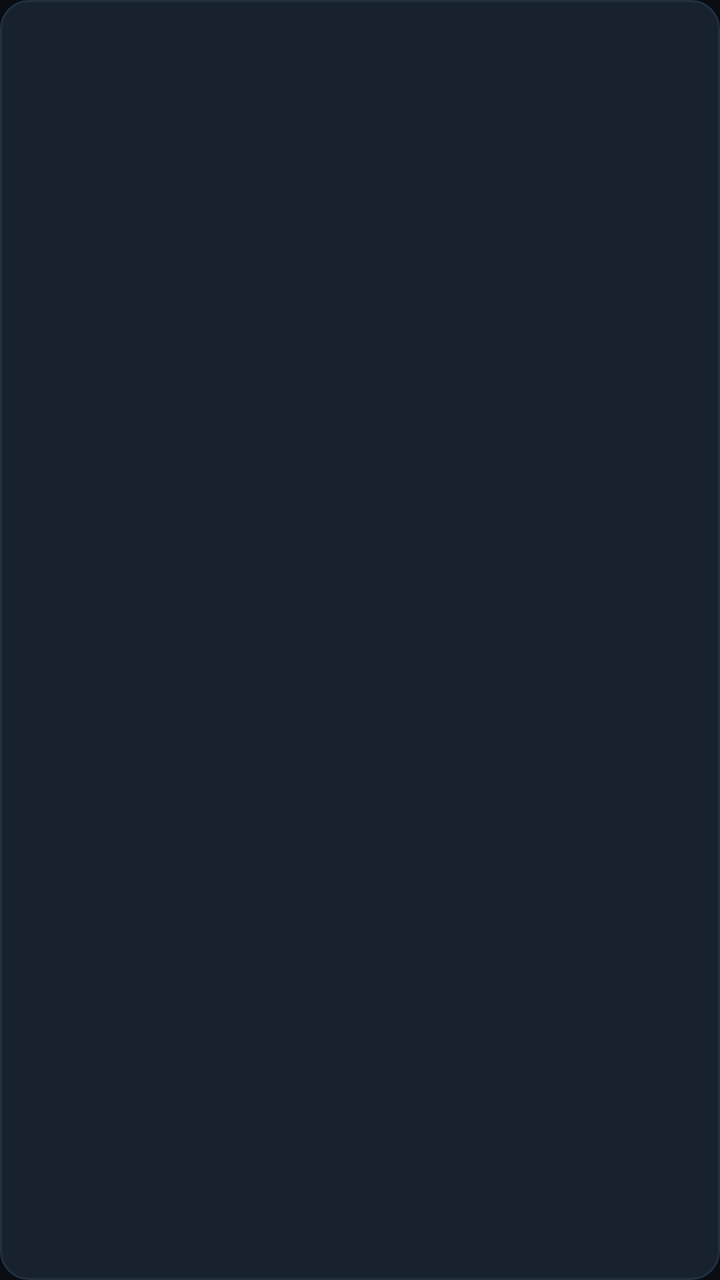
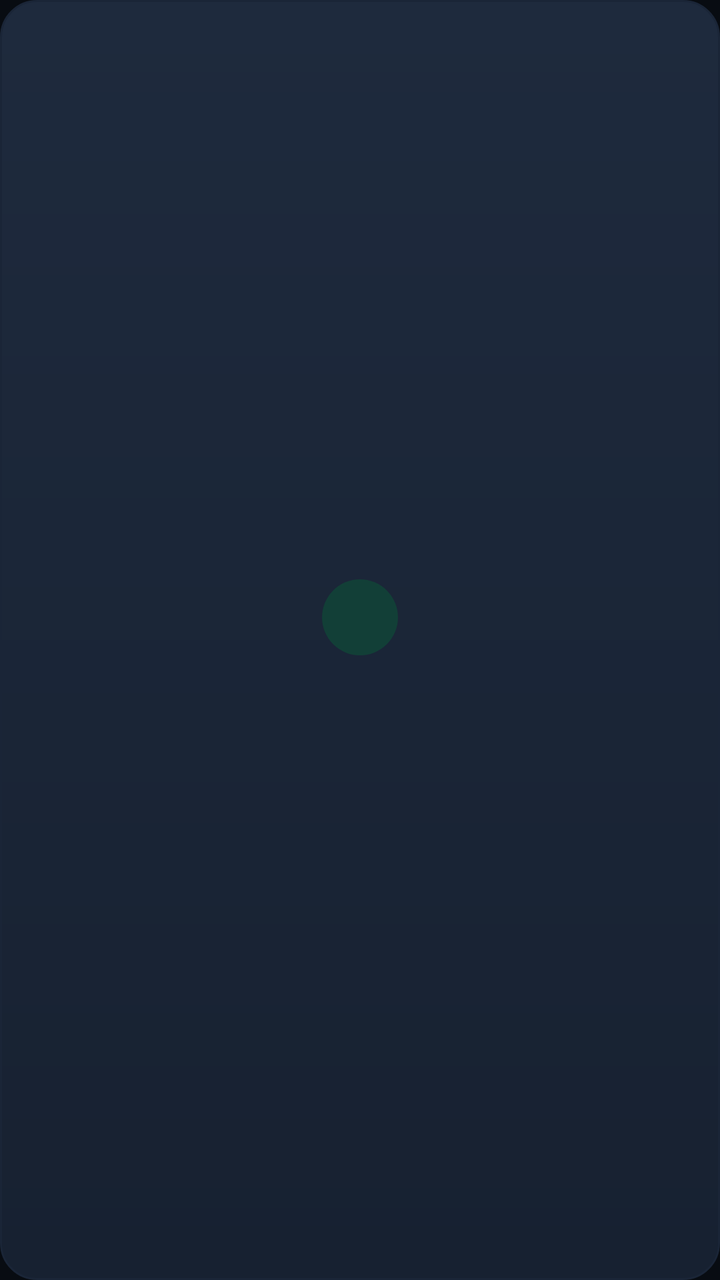

Before-and-after screenshots of an Android layout around one commit, followed by the original layout XML and the change that was made.
<!-- AndroidManifest.xml: application theme Theme.LanCmd -->
<!-- res/layout/view_action.xml -->
<?xml version="1.0" encoding="utf-8"?>
<LinearLayout xmlns:android="http://schemas.android.com/apk/res/android"
    android:layout_width="0dp"
    android:layout_height="wrap_content"
    android:layout_weight="1"
    android:layout_marginHorizontal="3dp"
    android:background="@drawable/action_bg"
    android:clickable="true"
    android:focusable="true"
    android:gravity="center"
    android:orientation="vertical"
    android:minHeight="78dp"
    android:paddingVertical="12dp">

    <ImageView
        android:id="@+id/ivIcon"
        android:layout_width="26dp"
        android:layout_height="26dp"
        android:contentDescription="@null"
        android:tint="@color/accent" />

    <TextView
        android:id="@+id/tvLabel"
        style="@style/Widget.LanCmd.ActionLabel"
        android:layout_width="match_parent"
        android:layout_height="wrap_content"
        android:layout_marginTop="5dp"
        android:gravity="center"
        android:textColor="@color/dim" />
</LinearLayout>
<!-- resources referenced by this layout -->
<resources>
  <color name="accent">#35D0A5</color>
  <color name="dim">#8CA0B3</color>
  <!-- drawable action_bg (drawable) -->
  <?xml version="1.0" encoding="utf-8"?>
  <ripple xmlns:android="http://schemas.android.com/apk/res/android"
      android:color="#253844">
      <item>
          <shape android:shape="rectangle">
              <solid android:color="@color/surface_variant" />
              <corners android:radius="14dp" />
              <stroke android:width="1dp" android:color="@color/outline" />
          </shape>
      </item>
  </ripple>
  <style name="Widget.LanCmd.ActionLabel" parent="">
          <item name="android:textSize">12sp</item>
          <item name="android:textColor">@color/dim</item>
          <item name="android:maxLines">1</item>
          <item name="android:ellipsize">end</item>
      </style>
  <style name="Theme.LanCmd" parent="Theme.Material3.Dark.NoActionBar">
          <item name="colorPrimary">@color/accent</item>
          <item name="colorOnPrimary">@color/on_accent</item>
          <item name="colorPrimaryContainer">@color/accent_dim</item>
          <item name="colorOnPrimaryContainer">@color/text</item>
          <item name="colorSecondary">@color/accent</item>
          <item name="colorOnSecondary">@color/on_accent</item>
          <item name="colorSurface">@color/surface</item>
          <item name="colorOnSurface">@color/text</item>
          <item name="colorSurfaceVariant">@color/surface_variant</item>
          <item name="colorOnSurfaceVariant">@color/dim</item>
          <item name="colorOutline">@color/outline</item>
          <item name="colorError">@color/danger</item>
          <item name="android:colorBackground">@color/bg</item>
          <item name="android:statusBarColor">@color/bg</item>
          <item name="android:navigationBarColor">@color/bg</item>
          <item name="android:windowLightStatusBar">false</item>
          <item name="android:textColorPrimary">@color/text</item>
          <item name="android:textColorSecondary">@color/dim</item>
      </style>
  <color name="surface_variant">#18222F</color>
  <color name="outline">#22303F</color>
  <color name="on_accent">#04221A</color>
  <color name="accent_dim">#1B5F4F</color>
  <color name="text">#E2EAF2</color>
  <color name="surface">#111823</color>
  <color name="danger">#EF6B68</color>
  <color name="bg">#0A0E13</color>
</resources>

<!-- the commit's change to res/layout/view_action.xml (unified diff, before → after) -->
@@ -9,14 +9,17 @@
     android:focusable="true"
     android:gravity="center"
     android:orientation="vertical"
-    android:minHeight="78dp"
-    android:paddingVertical="12dp">
+    android:minHeight="80dp"
+    android:paddingHorizontal="2dp"
+    android:paddingVertical="10dp">
 
     <ImageView
         android:id="@+id/ivIcon"
-        android:layout_width="26dp"
-        android:layout_height="26dp"
+        android:layout_width="38dp"
+        android:layout_height="38dp"
+        android:background="@drawable/action_icon_bg"
         android:contentDescription="@null"
+        android:padding="9dp"
         android:tint="@color/accent" />
 
     <TextView
@@ -24,7 +27,6 @@
         style="@style/Widget.LanCmd.ActionLabel"
         android:layout_width="match_parent"
         android:layout_height="wrap_content"
-        android:layout_marginTop="5dp"
-        android:gravity="center"
-        android:textColor="@color/dim" />
+        android:layout_marginTop="6dp"
+        android:gravity="center" />
 </LinearLayout>
<!-- resource entries referenced after the edit -->
@@ -1,37 +1,51 @@
 <!-- resources referenced by this layout -->
 <resources>
-  <color name="accent">#35D0A5</color>
-  <color name="dim">#8CA0B3</color>
+  <color name="accent">#3EE0B5</color>
+  <color name="dim">#8B9AB0</color>
   <!-- drawable action_bg (drawable) -->
   <?xml version="1.0" encoding="utf-8"?>
   <ripple xmlns:android="http://schemas.android.com/apk/res/android"
-      android:color="#253844">
+      android:color="@color/accent_glow">
       <item>
           <shape android:shape="rectangle">
-              <solid android:color="@color/surface_variant" />
-              <corners android:radius="14dp" />
-              <stroke android:width="1dp" android:color="@color/outline" />
+              <gradient android:angle="270"
+                  android:startColor="@color/surface_high"
+                  android:endColor="@color/surface_variant" />
+              <corners android:radius="18dp" />
+              <stroke android:width="1dp" android:color="@color/outline_soft" />
           </shape>
       </item>
   </ripple>
+  <!-- drawable action_icon_bg (drawable) -->
+  <?xml version="1.0" encoding="utf-8"?>
+  <shape xmlns:android="http://schemas.android.com/apk/res/android" android:shape="oval">
+      <solid android:color="@color/accent_dim" />
+  </shape>
   <style name="Widget.LanCmd.ActionLabel" parent="">
           <item name="android:textSize">12sp</item>
-          <item name="android:textColor">@color/dim</item>
+          <item name="android:textColor">@color/text</item>
           <item name="android:maxLines">1</item>
           <item name="android:ellipsize">end</item>
+          <item name="android:fontFamily">sans-serif-medium</item>
       </style>
   <style name="Theme.LanCmd" parent="Theme.Material3.Dark.NoActionBar">
           <item name="colorPrimary">@color/accent</item>
           <item name="colorOnPrimary">@color/on_accent</item>
           <item name="colorPrimaryContainer">@color/accent_dim</item>
           <item name="colorOnPrimaryContainer">@color/text</item>
-          <item name="colorSecondary">@color/accent</item>
-          <item name="colorOnSecondary">@color/on_accent</item>
+          <item name="colorSecondary">@color/accent_2</item>
+          <item name="colorOnSecondary">@color/bg</item>
+          <item name="colorSecondaryContainer">@color/accent_dim</item>
+          <item name="colorOnSecondaryContainer">@color/accent</item>
           <item name="colorSurface">@color/surface</item>
           <item name="colorOnSurface">@color/text</item>
           <item name="colorSurfaceVariant">@color/surface_variant</item>
           <item name="colorOnSurfaceVariant">@color/dim</item>
+          <item name="colorSurfaceContainer">@color/surface</item>
+          <item name="colorSurfaceContainerHigh">@color/surface_variant</item>
+          <item name="colorSurfaceContainerHighest">@color/surface_high</item>
           <item name="colorOutline">@color/outline</item>
+          <item name="colorOutlineVariant">@color/outline_soft</item>
           <item name="colorError">@color/danger</item>
           <item name="android:colorBackground">@color/bg</item>
           <item name="android:statusBarColor">@color/bg</item>
@@ -39,14 +53,65 @@
           <item name="android:windowLightStatusBar">false</item>
           <item name="android:textColorPrimary">@color/text</item>
           <item name="android:textColorSecondary">@color/dim</item>
+          <item name="android:textColorHighlight">@color/accent_dim</item>
+          <item name="shapeAppearanceSmallComponent">@style/ShapeAppearance.LanCmd.Small</item>
+          <item name="shapeAppearanceMediumComponent">@style/ShapeAppearance.LanCmd.Medium</item>
+          <item name="materialAlertDialogTheme">@style/ThemeOverlay.LanCmd.Dialog</item>
+          <item name="alertDialogTheme">@style/ThemeOverlay.LanCmd.AlertDialog</item>
       </style>
-  <color name="surface_variant">#18222F</color>
-  <color name="outline">#22303F</color>
-  <color name="on_accent">#04221A</color>
-  <color name="accent_dim">#1B5F4F</color>
-  <color name="text">#E2EAF2</color>
-  <color name="surface">#111823</color>
-  <color name="danger">#EF6B68</color>
-  <color name="bg">#0A0E13</color>
+  <color name="accent_glow">#333EE0B5</color>
+  <color name="surface_high">#1E2A3D</color>
+  <color name="surface_variant">#172131</color>
+  <color name="outline_soft">#1A2537</color>
+  <color name="outline">#24324A</color>
+  <color name="on_accent">#022B21</color>
+  <color name="accent_2">#5AA9FF</color>
+  <color name="accent_dim">#123F37</color>
+  <color name="text">#EAF1F8</color>
+  <color name="surface">#101722</color>
+  <color name="danger">#FF6B6B</color>
+  <style name="ShapeAppearance.LanCmd.Small" parent="ShapeAppearance.Material3.SmallComponent">
+          <item name="cornerSize">12dp</item>
+      </style>
+  <style name="ShapeAppearance.LanCmd.Medium" parent="ShapeAppearance.Material3.MediumComponent">
+          <item name="cornerSize">18dp</item>
+      </style>
+  <style name="ThemeOverlay.LanCmd.Dialog" parent="ThemeOverlay.Material3.MaterialAlertDialog">
+          <item name="colorSurface">@color/surface</item>
+          <item name="colorSurfaceContainerHigh">@color/surface</item>
+          <item name="shapeAppearanceCornerExtraLarge">@style/ShapeAppearance.LanCmd.Dialog</item>
+          <item name="android:backgroundDimAmount">0.7</item>
+      </style>
+  <style name="ThemeOverlay.LanCmd.AlertDialog" parent="ThemeOverlay.Material3.Dialog.Alert">
+          <item name="android:windowBackground">@drawable/dialog_bg</item>
+          <item name="colorSurface">@color/surface</item>
+          <item name="android:backgroundDimAmount">0.7</item>
+          <item name="buttonBarPositiveButtonStyle">@style/Widget.LanCmd.DialogButton</item>
+          <item name="buttonBarNegativeButtonStyle">@style/Widget.LanCmd.DialogButton.Muted</item>
+          <item name="buttonBarNeutralButtonStyle">@style/Widget.LanCmd.DialogButton.Muted</item>
+      </style>
+  <style name="ShapeAppearance.LanCmd.Dialog" parent="">
+          <item name="cornerFamily">rounded</item>
+          <item name="cornerSize">24dp</item>
+      </style>
+  <!-- drawable dialog_bg (drawable) -->
+  <?xml version="1.0" encoding="utf-8"?>
+  <inset xmlns:android="http://schemas.android.com/apk/res/android"
+      android:insetLeft="20dp" android:insetRight="20dp"
+      android:insetTop="24dp" android:insetBottom="24dp">
+      <shape android:shape="rectangle">
+          <solid android:color="@color/surface" />
+          <corners android:radius="24dp" />
+          <stroke android:width="1dp" android:color="@color/outline_soft" />
+      </shape>
+  </inset>
+  <style name="Widget.LanCmd.DialogButton" parent="Widget.Material3.Button.TextButton.Dialog">
+          <item name="android:textColor">@color/accent</item>
+          <item name="android:fontFamily">sans-serif-medium</item>
+      </style>
+  <style name="Widget.LanCmd.DialogButton.Muted">
+          <item name="android:textColor">@color/dim</item>
+      </style>
+  <color name="bg">#080C12</color>
 </resources>
 
